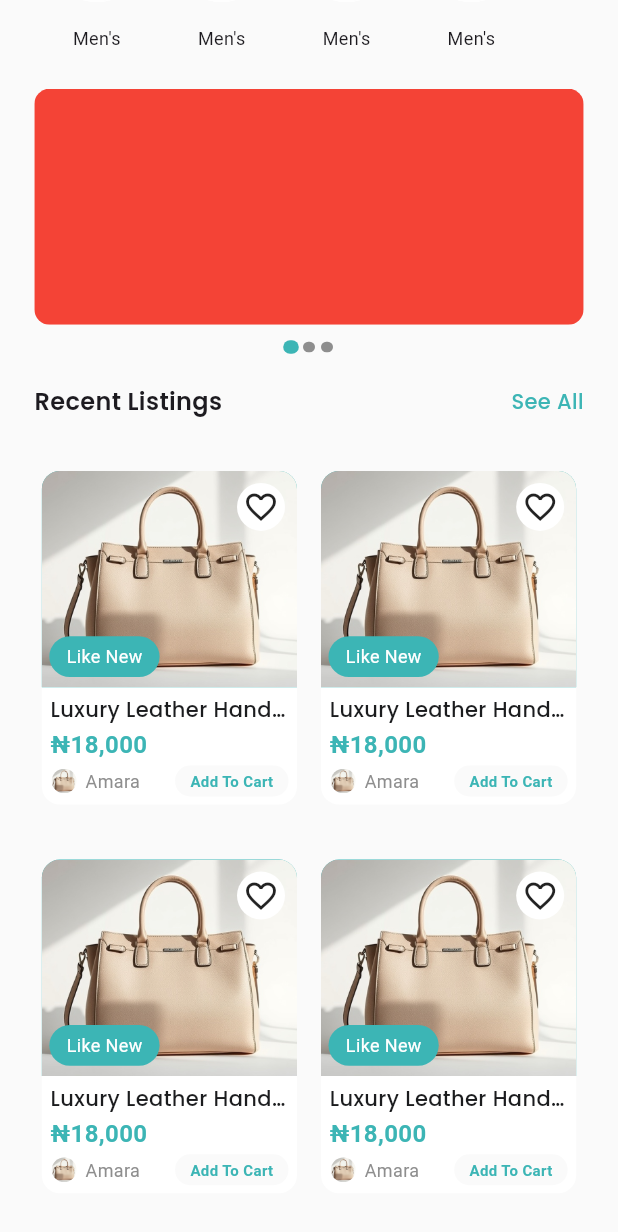
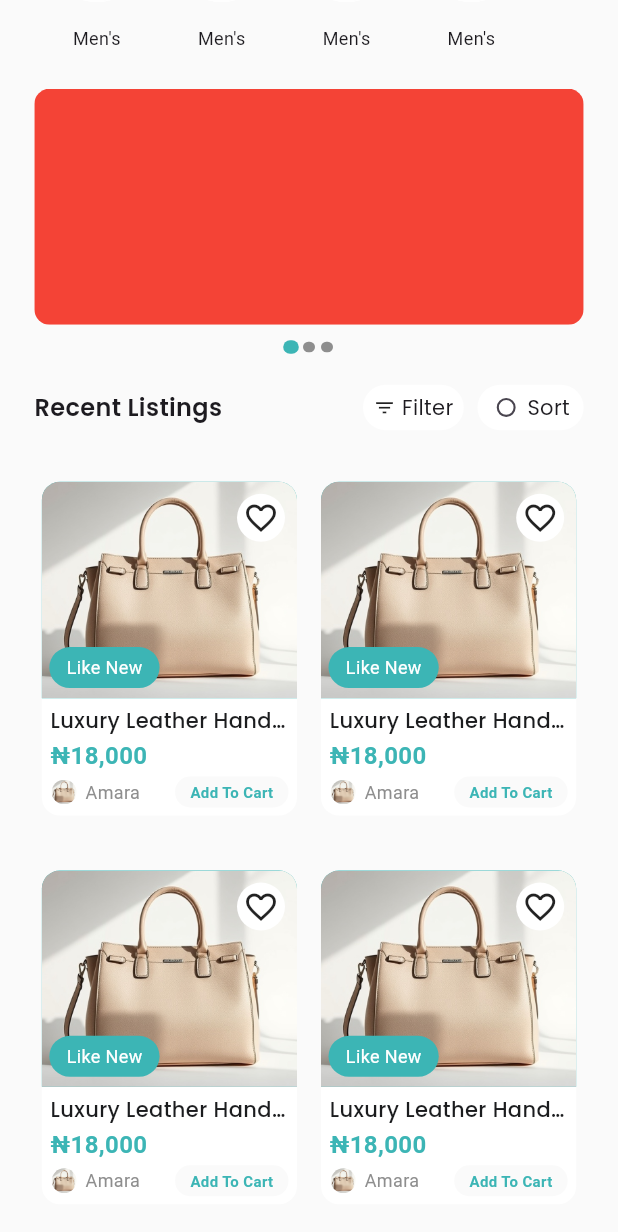
Before and after one commit to Profectustech/tefind_mobile, a Flutter app: the HomePage screen opened directly, scrolled down 576 dp, on a phone screen of 412 x 824 dp. Shown: the top 1232 px of the screen. Run offline on Flutter 3.47's test engine with Material 3 defaults, Android fonts, the phone set to English and light mode, and no system bars; drawn by our look-alikes of carousel_slider, flutter_styled_toast, smooth_page_indicator; our stand-ins replace cached_network_image, dio, dotted_line, firebase_analytics, firebase_auth, firebase_core and 22 more; missing offline and left inert: dart:ffi, insta_image_viewer; accounts and stored records are empty; network calls fail; statements that could not run were skipped.

Commit message:
Home Screen, product details, categories

```diff
--- a/lib/app/home/home_page.dart
+++ b/lib/app/home/home_page.dart
@@ -488,13 +488,72 @@ class _HomePageState extends ConsumerState<HomePage> {
                           fontSize: 16,
                           fontWeight: FontWeight.w600,
                         )),
-                    Text('See All',
-                        textAlign: TextAlign.center,
-                        style: TextStyle(
-                          fontSize: 14,
-                          color: AppColors.primaryColor,
-                          fontWeight: FontWeight.w500,
-                        )),
+                    Row(
+                      spacing: 8.w,
+                      children: [
+                        Container(
+                          padding: EdgeInsets.symmetric(horizontal: 6.w, vertical: 5.h),
+                          // height: 26,
+                          // width: 64,
+                          decoration: BoxDecoration(
+                              color: Colors.white,
+                              borderRadius: BorderRadius.circular(16)),
+                          child:  Row(
+                            spacing: 4,
+                            children: [
+                              Icon(Icons.filter_list, size: 15,),
+                              Text('Filter',
+                                  textAlign: TextAlign.center,
+                                  style: TextStyle(
+                                    fontSize: 14,
+                                    fontWeight: FontWeight.w400,
+                                  )),
+                            ],
+                          ),
+
+                        ),
+                        Container(
+                          padding: EdgeInsets.symmetric(horizontal: 8.w, vertical: 5.h),
+                          decoration: BoxDecoration(
+                            color: Colors.white,
+                            borderRadius: BorderRadius.circular(16),
+                          ),
+                          child: Row(
+                            mainAxisSize: MainAxisSize.min,
+                            children: [
+                              SizedBox(
+                                height: 20,
+                                width: 20,
+                                child: Transform.scale(
+                                  scale: 0.7,
+                                  child: Radio<int>(
+                                    value: 1,
+                                    activeColor: AppColors.primaryColor,
+                                    materialTapTargetSize: MaterialTapTargetSize.shrinkWrap,
+                                    groupValue: selectedOption,
+                                    onChanged: (value) {
+                                      setState(() {
+                                        selectedOption = value!;
+                                      });
+                                    },
+                                  ),
+                                ),
+                              ),
+                              SizedBox(width: 4),
+                              Text(
+                                'Sort',
+                                textAlign: TextAlign.center,
+                                style: TextStyle(
+                                  fontSize: 14,
+                                  fontWeight: FontWeight.w400,
+                                ),
+                              ),
+                            ],
+                          ),
+                        )
+
+                      ],
+                    ),
                   ],
                 ),
                 SizedBox(
```
